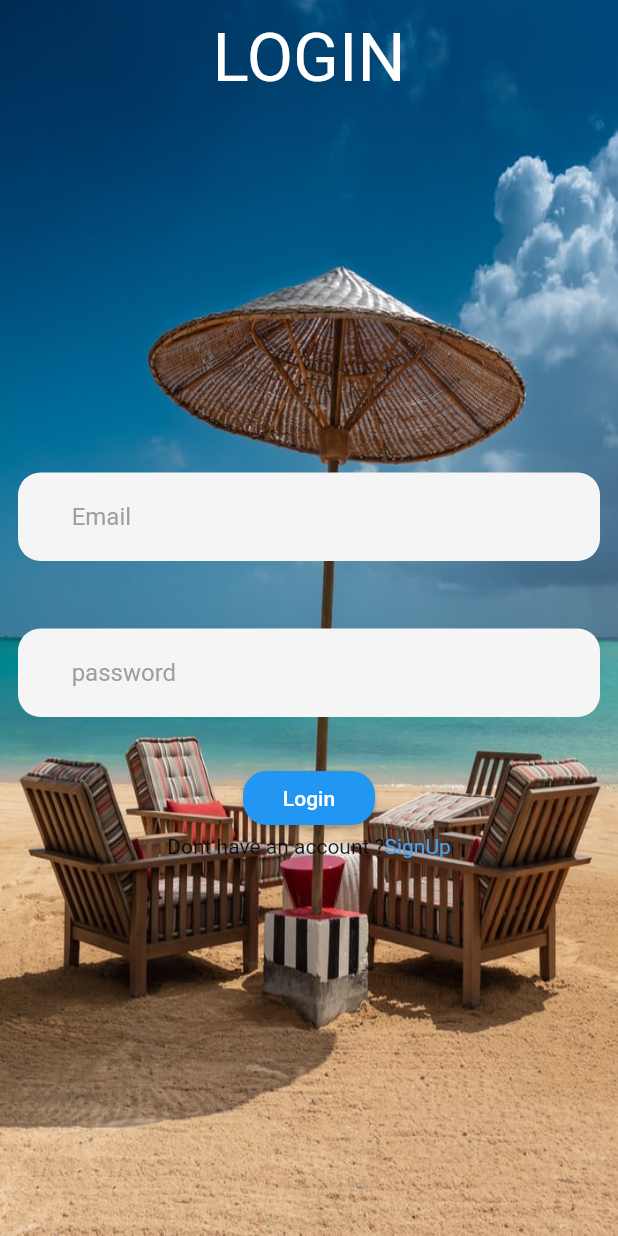
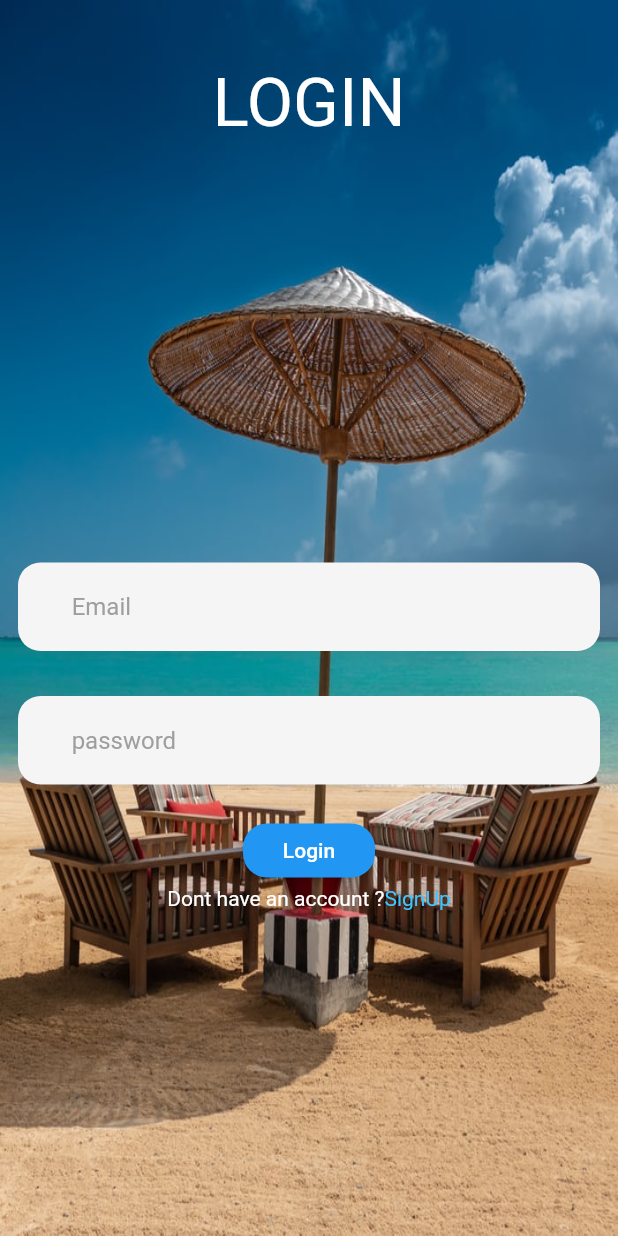
Before and after one commit to Reeya08/practice_app, a Flutter app: the screen it shows after launch, on a phone screen of 412 x 824 dp. Run offline on Flutter 3.47's test engine with Material 2 defaults, Android fonts, the phone set to English and light mode, and no system bars.

Commit message:
initial commit

```diff
--- a/lib/Screens/LoginScreen.dart
+++ b/lib/Screens/LoginScreen.dart
@@ -19,10 +19,13 @@ class Login extends StatelessWidget {
               child: Column(
                 mainAxisAlignment: MainAxisAlignment.center,
               children: [
-                Text("LOGIN" , style: TextStyle(
-                  color: Colors.white,
-                  fontSize: 45,
-                ),
+                Padding(
+                  padding: const EdgeInsets.symmetric(vertical: 30),
+                  child: Text("LOGIN" , style: TextStyle(
+                    color: Colors.white,
+                    fontSize: 45,
+                  ),
+                  ),
                 ),
                 SizedBox(height: 250,),
                 TextFormField(
@@ -38,7 +41,7 @@ class Login extends StatelessWidget {
                   ),
                   ),
                 ),
-                SizedBox(height: 45,),
+                SizedBox(height: 30,),
                 TextFormField(
                   decoration: InputDecoration(
                     fillColor: Colors.grey.shade100,
@@ -52,7 +55,7 @@ class Login extends StatelessWidget {
                   ),
                   ),
                 ),
-                SizedBox(height: 30,),
+                SizedBox(height: 20,),
                 Center(
                   child: RaisedButton(
                     shape: RoundedRectangleBorder(
@@ -65,9 +68,13 @@ class Login extends StatelessWidget {
                 Row(
                   mainAxisAlignment: MainAxisAlignment.center,
                   children: [
-                  Text('Dont have an account ?'),
-                  Text('SignUp' , style: TextStyle(color: Colors.blue.shade400), ),
+                  Text('Dont have an account ?' , style: TextStyle(
+                      color: Colors.white,
+                  ),),
+                  Text('SignUp' , style: TextStyle(color: Colors.lightBlueAccent), ),
+
                 ],)
+
               ],
     ),
             ),
```
